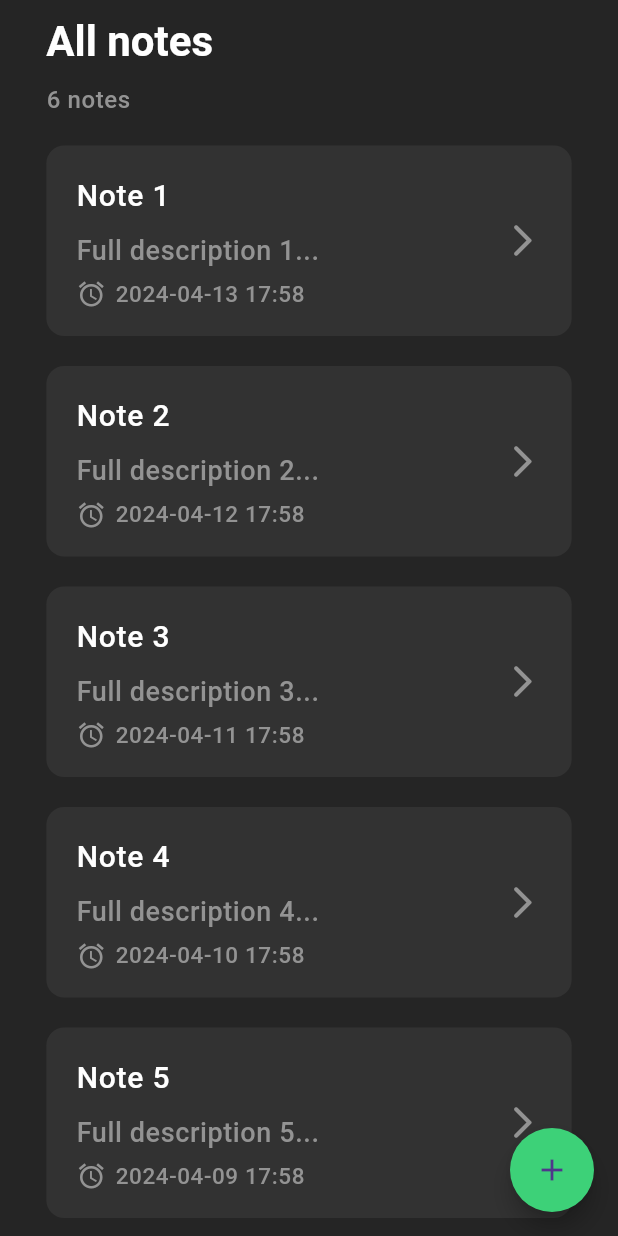
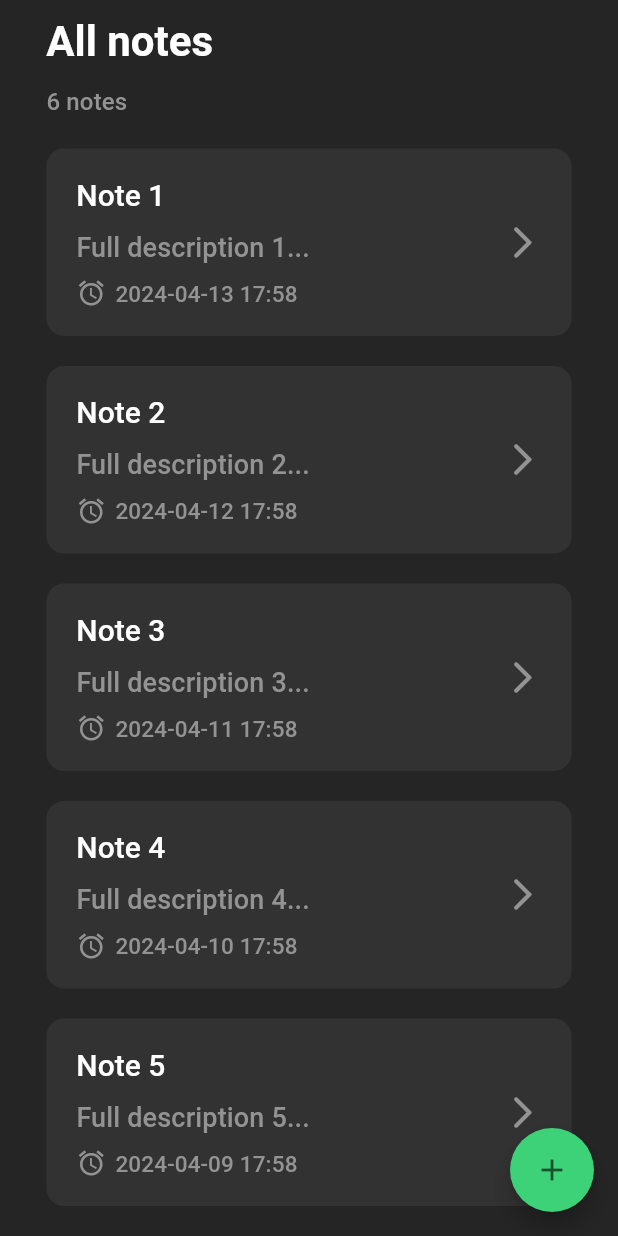
Before and after one commit to urban-potato/notes-app-mobile-flutter, a Flutter app: the screen it shows after launch, on a phone screen of 412 x 824 dp. Run offline on Flutter 3.47's test engine with Material 3 defaults, Android fonts, the phone set to English and light mode, and no system bars; our stand-ins replace equatable.

Commit message:
Layout of Sign in screen

```diff
--- a/lib/constants/constants.dart
+++ b/lib/constants/constants.dart
@@ -1,10 +1,14 @@
 import 'package:flutter/material.dart';
 
-class AppColors {
+abstract class AppColors {
   static Color mainDark = const Color(0xFF252525);
   static Color mainGreen = const Color(0xFF3DD178);
   static Color secondaryDark = const Color(0xFF323232);
+  static Color thirdDark = const Color(0xFF7C7C7C);
+  static Color mainGreenDark = const Color(0xFF066736);
+  static Color mainRed = const Color(0xFFE32C2C);
 
   static Color mainTextDark = Colors.white;
   static Color secondaryTextDark = const Color(0xFF939393);
+  static Color thirdTextDark = const Color(0xFFC9C9C9);
 }
--- /dev/null
+++ b/lib/features/auth/index.dart
@@ -0,0 +1 @@
+export 'view/index.dart';
--- /dev/null
+++ b/lib/features/auth/view/index.dart
@@ -0,0 +1 @@
+export 'auth_screen.dart';
--- a/lib/features/notes_list/view/notes_list_screen.dart
+++ b/lib/features/notes_list/view/notes_list_screen.dart
@@ -108,7 +108,7 @@ class _NotesNumberText extends StatelessWidget {
   Widget build(BuildContext context) {
     return Text(
       S.of(context).notesnumberNotes(notesList.length),
-      style: Theme.of(context).textTheme.bodySmall,
+      style: Theme.of(context).textTheme.titleSmall,
     );
   }
 }
--- a/lib/features/notes_list/widgets/note_tile.dart
+++ b/lib/features/notes_list/widgets/note_tile.dart
@@ -56,7 +56,7 @@ class _NoteTitle extends StatelessWidget {
       padding: const EdgeInsets.only(bottom: 10),
       child: Text(
         title,
-        style: Theme.of(context).textTheme.bodyLarge?.copyWith(fontSize: 20),
+        style: Theme.of(context).textTheme.titleLarge?.copyWith(fontSize: 20),
       ),
     );
   }
@@ -95,7 +95,7 @@ class _NoteDescription extends StatelessWidget {
   Widget build(BuildContext context) {
     return Text(
       description,
-      style: Theme.of(context).textTheme.bodySmall?.copyWith(fontSize: 18),
+      style: Theme.of(context).textTheme.titleSmall?.copyWith(fontSize: 18),
     );
   }
 }
@@ -116,7 +116,7 @@ class _NoteTime extends StatelessWidget {
         const SizedBox(width: 6),
         Text(
           dateTime,
-          style: Theme.of(context).textTheme.bodySmall?.copyWith(fontSize: 15),
+          style: Theme.of(context).textTheme.titleSmall?.copyWith(fontSize: 15),
         ),
       ],
     );
--- a/lib/theme/theme.dart
+++ b/lib/theme/theme.dart
@@ -2,7 +2,7 @@ import 'package:flutter/material.dart';
 import 'package:notes_app/constants/constants.dart';
 
 final darkTheme = ThemeData(
-  // colorScheme: ColorScheme.fromSeed(seedColor: AppColors.mainGreen),
+  colorScheme: ColorScheme.fromSeed(seedColor: AppColors.mainGreen),
   useMaterial3: true,
   scaffoldBackgroundColor: AppColors.mainDark,
   floatingActionButtonTheme: FloatingActionButtonThemeData(
@@ -20,31 +20,29 @@ final darkTheme = ThemeData(
   listTileTheme: ListTileThemeData(
     iconColor: AppColors.secondaryTextDark,
   ),
+  // buttonTheme: ButtonThemeData(
+  //   textTheme: ButtonTextTheme.normal,
+  // ),
   textTheme: TextTheme(
-    bodyLarge: TextStyle(
+    titleLarge: TextStyle(
       color: AppColors.mainTextDark,
       fontWeight: FontWeight.w500,
       fontSize: 28,
     ),
-    bodySmall: TextStyle(
+    titleMedium: TextStyle(
+      color: AppColors.mainTextDark,
+      fontWeight: FontWeight.w500,
+      fontSize: 20,
+    ),
+    titleSmall: TextStyle(
       color: AppColors.secondaryTextDark,
       fontWeight: FontWeight.w500,
       fontSize: 16,
     ),
-    // bodyMedium: const TextStyle(
-    //   color: Colors.white,
-    //   fontWeight: FontWeight.w500,
-    //   fontSize: 20,
-    // ),
-    // labelSmall: TextStyle(
-    //   color: Colors.white.withOpacity(0.6),
-    //   fontWeight: FontWeight.w700,
-    //   fontSize: 14,
-    // ),
-    // headlineMedium: const TextStyle(
-    //   color: Colors.white,
-    //   fontWeight: FontWeight.w500,
-    //   fontSize: 20,
-    // ),
+    bodyMedium: TextStyle(
+      color: AppColors.thirdTextDark,
+      fontWeight: FontWeight.w400,
+      fontSize: 20,
+    ),
   ),
 );
```
Also changed, not shown: lib/features/auth/view/auth_screen.dart (added, +205 -0 lines), lib/l10n/intl_en.arb (+22 -1 lines), lib/l10n/intl_ru.arb (+10 -1 lines), lib/generated/intl/messages_en.dart, lib/generated/intl/messages_ru.dart, lib/generated/l10n.dart, preview/sign_in_screen.png (added), 1 other file.
